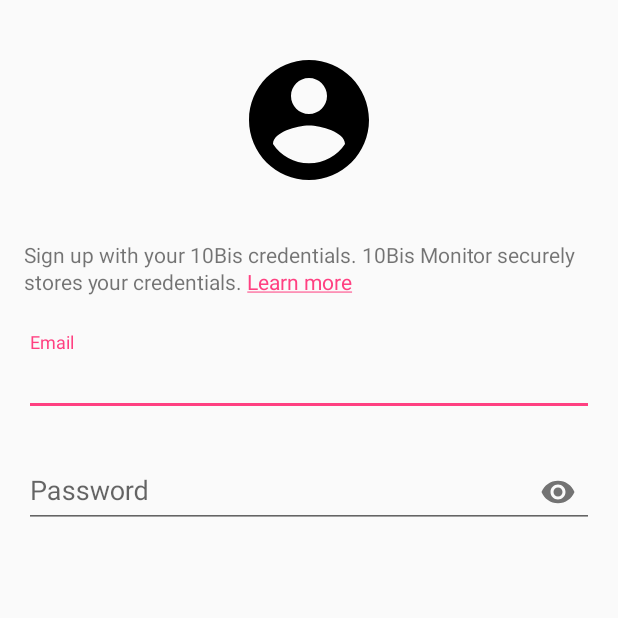
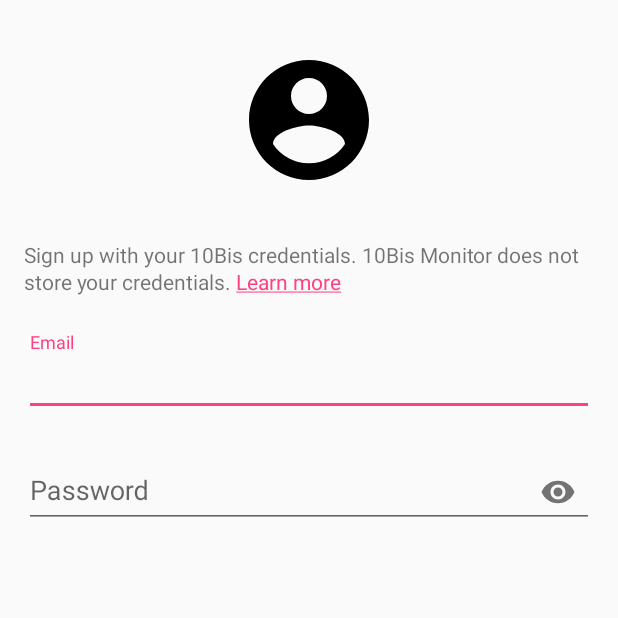
Before and after one commit to ifeins/tenbis-monitor, an Android app: the screen it shows after launch once a user with an empty profile is signed in (SignUpActivity), on a phone screen of 412 x 824 dp, the top half of it. Run offline under Robolectric (Android 15) with nearby library versions, the phone set to English and light mode, and no system bars; our stand-ins replace Firebase (no records; nobody signed in at launch, a user with empty details on screens opened directly); libraries missing offline, so code that uses them is left out: com.firebase.ui.

Commit message:
Show dialog when tapping on Learn more.

```diff
--- a/app/src/main/res/values/strings.xml
+++ b/app/src/main/res/values/strings.xml
@@ -16,5 +16,6 @@
     <string name="coming_soon">Coming soon!</string>
     <string name="menu_item_sync">Sync</string>
     <string name="menu_item_sign_out">Sign out</string>
-    <string name="sign_up_notice"><![CDATA[Sign up with your 10Bis credentials. 10Bis Monitor securely stores your credentials. <a>Learn more</a>]]></string>
+    <string name="sign_up_notice"><![CDATA[Sign up with your 10Bis credentials. 10Bis Monitor does not store your credentials. <a>Learn more</a>]]></string>
+    <string name="secure_credentials_message">10Bis Monitor sends your credentials to the server over a secure connection and stores only a generated API key used to fetch transactions on your behalf.</string>
 </resources>
```
Also changed, not shown: app/src/main/java/com/ifeins/tenbismonit/activities/SignUpActivity.java (+5 -6 lines).
